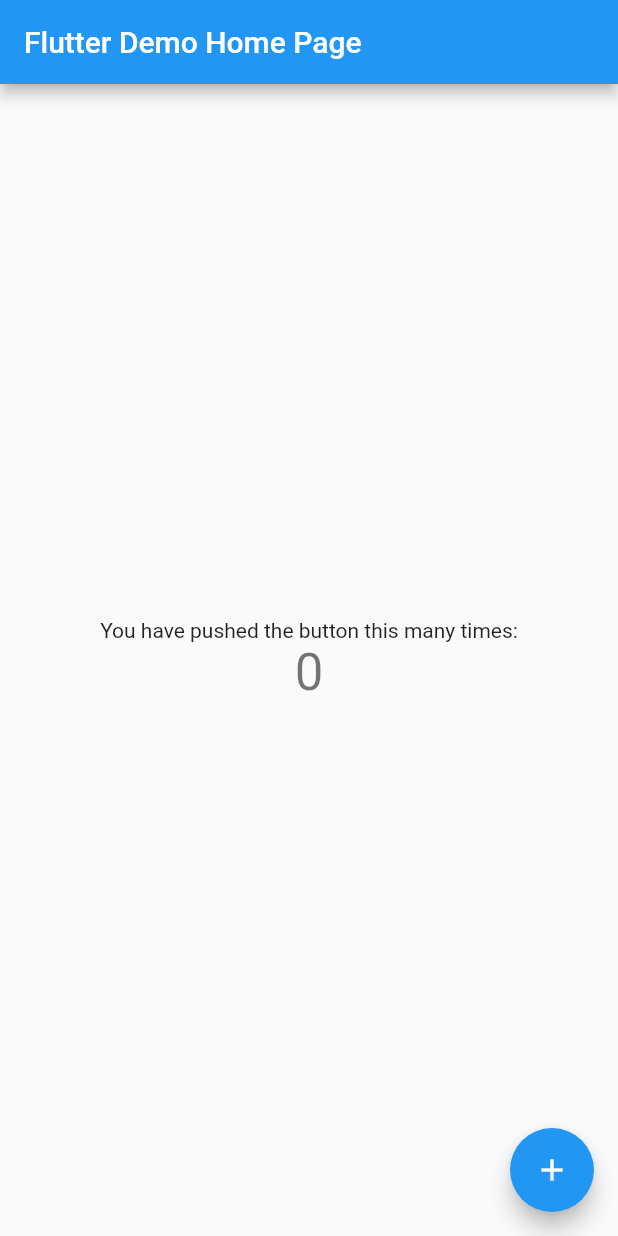
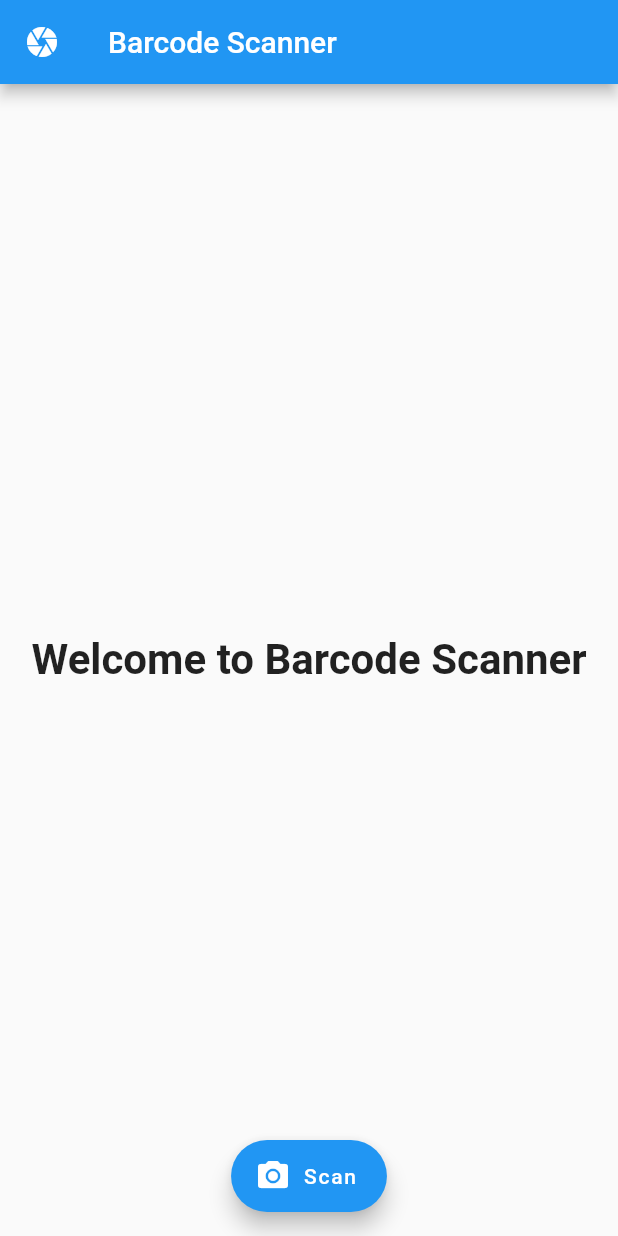
Before and after one commit to iamEtornam/barcode_scanner, a Flutter app: the screen it shows after launch, on a phone screen of 412 x 824 dp. Run offline on Flutter 3.47's test engine with Material 2 defaults, Android fonts, the phone set to English and light mode, and no system bars.

Commit message:
added dependencies and Floating action button

```diff
--- a/lib/main.dart
+++ b/lib/main.dart
@@ -7,103 +7,40 @@ class MyApp extends StatelessWidget {
   @override
   Widget build(BuildContext context) {
     return new MaterialApp(
-      title: 'Flutter Demo',
+      title: 'Barcode Scanner',
       theme: new ThemeData(
-        // This is the theme of your application.
-        //
-        // Try running your application with "flutter run". You'll see the
-        // application has a blue toolbar. Then, without quitting the app, try
-        // changing the primarySwatch below to Colors.green and then invoke
-        // "hot reload" (press "r" in the console where you ran "flutter run",
-        // or press Run > Flutter Hot Reload in IntelliJ). Notice that the
-        // counter didn't reset back to zero; the application is not restarted.
+
         primarySwatch: Colors.blue,
       ),
-      home: new MyHomePage(title: 'Flutter Demo Home Page'),
+      home: new MyHomePage(),
     );
   }
 }
 
 class MyHomePage extends StatefulWidget {
-  MyHomePage({Key key, this.title}) : super(key: key);
-
-  // This widget is the home page of your application. It is stateful, meaning
-  // that it has a State object (defined below) that contains fields that affect
-  // how it looks.
-
-  // This class is the configuration for the state. It holds the values (in this
-  // case the title) provided by the parent (in this case the App widget) and
-  // used by the build method of the State. Fields in a Widget subclass are
-  // always marked "final".
-
-  final String title;
-
   @override
-  _MyHomePageState createState() => new _MyHomePageState();
+  _MyHomePageState createState() => _MyHomePageState();
 }
 
 class _MyHomePageState extends State<MyHomePage> {
-  int _counter = 0;
-
-  void _incrementCounter() {
-    setState(() {
-      // This call to setState tells the Flutter framework that something has
-      // changed in this State, which causes it to rerun the build method below
-      // so that the display can reflect the updated values. If we changed
-      // _counter without calling setState(), then the build method would not be
-      // called again, and so nothing would appear to happen.
-      _counter++;
-    });
-  }
-
   @override
   Widget build(BuildContext context) {
-    // This method is rerun every time setState is called, for instance as done
-    // by the _incrementCounter method above.
-    //
-    // The Flutter framework has been optimized to make rerunning build methods
-    // fast, so that you can just rebuild anything that needs updating rather
-    // than having to individually change instances of widgets.
-    return new Scaffold(
-      appBar: new AppBar(
-        // Here we take the value from the MyHomePage object that was created by
-        // the App.build method, and use it to set our appbar title.
-        title: new Text(widget.title),
+    return Scaffold(
+      appBar: AppBar(title: Text("Barcode Scanner"),
+      leading: Icon(Icons.camera),),
+      body: Center(
+        child: Text("Welcome to Barcode Scanner",
+        style: TextStyle(fontSize: 28.0, fontWeight: FontWeight.bold),
+        textAlign: TextAlign.center,),
       ),
-      body: new Center(
-        // Center is a layout widget. It takes a single child and positions it
-        // in the middle of the parent.
-        child: new Column(
-          // Column is also layout widget. It takes a list of children and
-          // arranges them vertically. By default, it sizes itself to fit its
-          // children horizontally, and tries to be as tall as its parent.
-          //
-          // Invoke "debug paint" (press "p" in the console where you ran
-          // "flutter run", or select "Toggle Debug Paint" from the Flutter tool
-          // window in IntelliJ) to see the wireframe for each widget.
-          //
-          // Column has various properties to control how it sizes itself and
-          // how it positions its children. Here we use mainAxisAlignment to
-          // center the children vertically; the main axis here is the vertical
-          // axis because Columns are vertical (the cross axis would be
-          // horizontal).
-          mainAxisAlignment: MainAxisAlignment.center,
-          children: <Widget>[
-            new Text(
-              'You have pushed the button this many times:',
-            ),
-            new Text(
-              '$_counter',
-              style: Theme.of(context).textTheme.display1,
-            ),
-          ],
-        ),
+      floatingActionButton: FloatingActionButton.extended(
+        icon: Icon(Icons.camera_alt),
+        label: Text("Scan"),
+        onPressed: (){
+
+        },
       ),
-      floatingActionButton: new FloatingActionButton(
-        onPressed: _incrementCounter,
-        tooltip: 'Increment',
-        child: new Icon(Icons.add),
-      ), // This trailing comma makes auto-formatting nicer for build methods.
-    );
+      floatingActionButtonLocation: FloatingActionButtonLocation.centerFloat,
+      );
   }
 }
```
Also changed, not shown: 9 other files.
